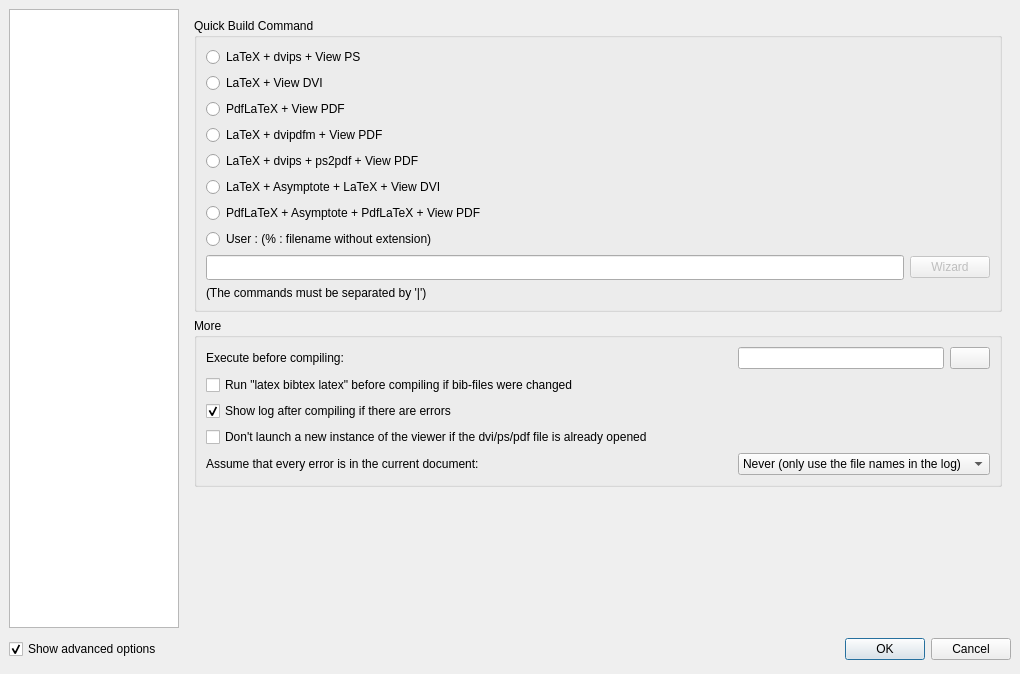
This is configdialog.ui in svn2github/texstudio-trunk as Qt 5 draws it before an edit. The edited form follows.
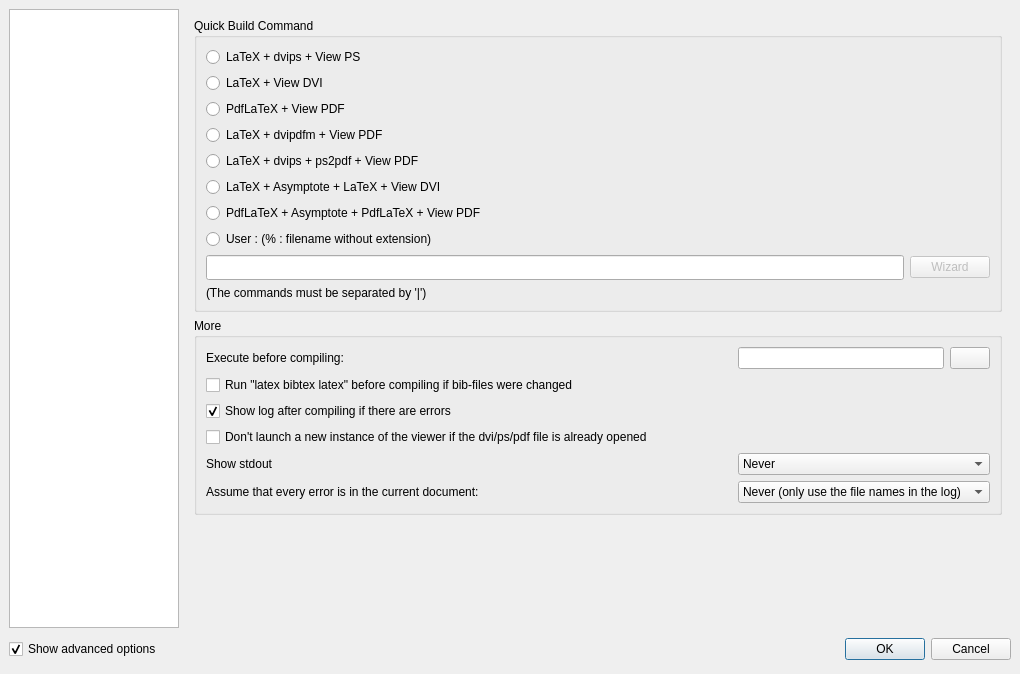
This is the edited form. The open tabs and pages were chosen to show the change. Icons and pictures are not drawn.

Commit message: add option for stdout, fix buffer (?)

The edit to the form file:
```diff
--- a/configdialog.ui
+++ b/configdialog.ui
@@ -826,14 +826,14 @@
             </property>
            </widget>
           </item>
-          <item row="5" column="0" colspan="2">
+          <item row="6" column="0" colspan="2">
            <widget class="QLabel" name="label_11">
             <property name="text">
              <string>Assume that every error is in the current document:</string>
             </property>
            </widget>
           </item>
-          <item row="5" column="2" colspan="3">
+          <item row="6" column="2" colspan="3">
            <widget class="QComboBox" name="comboBoxIgnoreLogFileNames">
             <property name="sizePolicy">
              <sizepolicy hsizetype="Expanding" vsizetype="Fixed">
@@ -883,6 +883,38 @@
             </property>
            </widget>
           </item>
+          <item row="5" column="0">
+           <widget class="QLabel" name="label_37">
+            <property name="text">
+             <string>Show stdout</string>
+            </property>
+            <property name="advancedOption" stdset="0">
+             <bool>true</bool>
+            </property>
+           </widget>
+          </item>
+          <item row="5" column="2" colspan="3">
+           <widget class="QComboBox" name="comboBoxShowStdout">
+            <property name="advancedOption" stdset="0">
+             <bool>true</bool>
+            </property>
+            <item>
+             <property name="text">
+              <string>Never</string>
+             </property>
+            </item>
+            <item>
+             <property name="text">
+              <string>Only for user commands</string>
+             </property>
+            </item>
+            <item>
+             <property name="text">
+              <string>Always (if not redirected &gt; /dev/null)</string>
+             </property>
+            </item>
+           </widget>
+          </item>
          </layout>
         </widget>
        </item>
```
Left out of the diff: 6 changed lines with no effect on the pictures. The commit also changes 7 other files.
